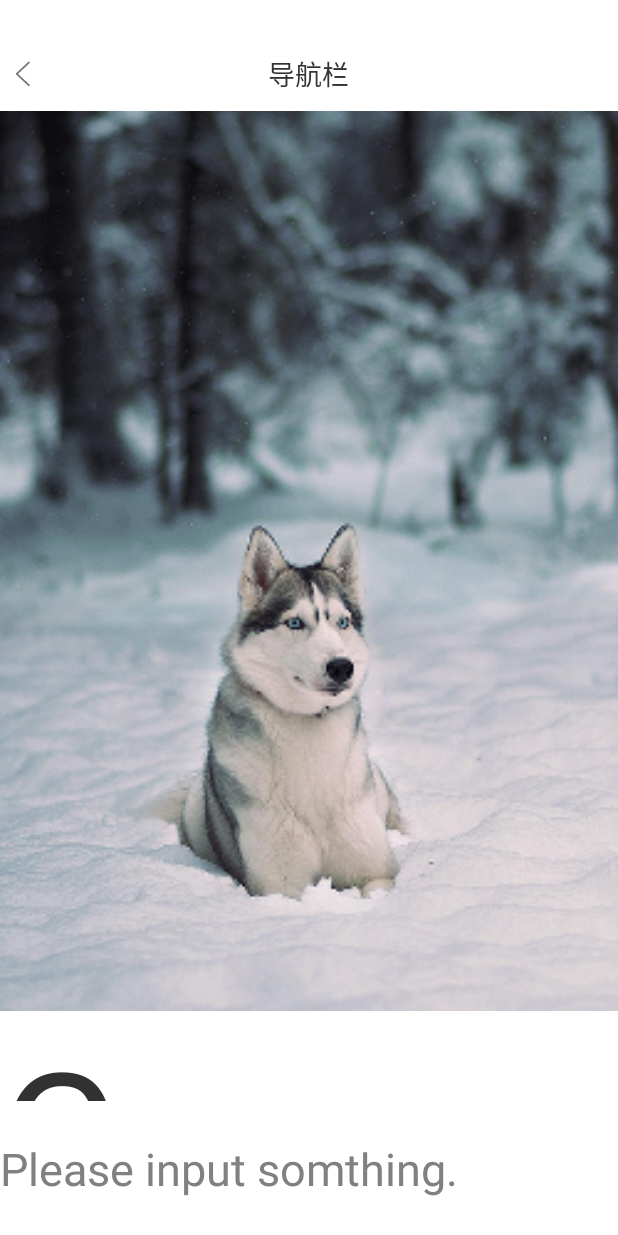
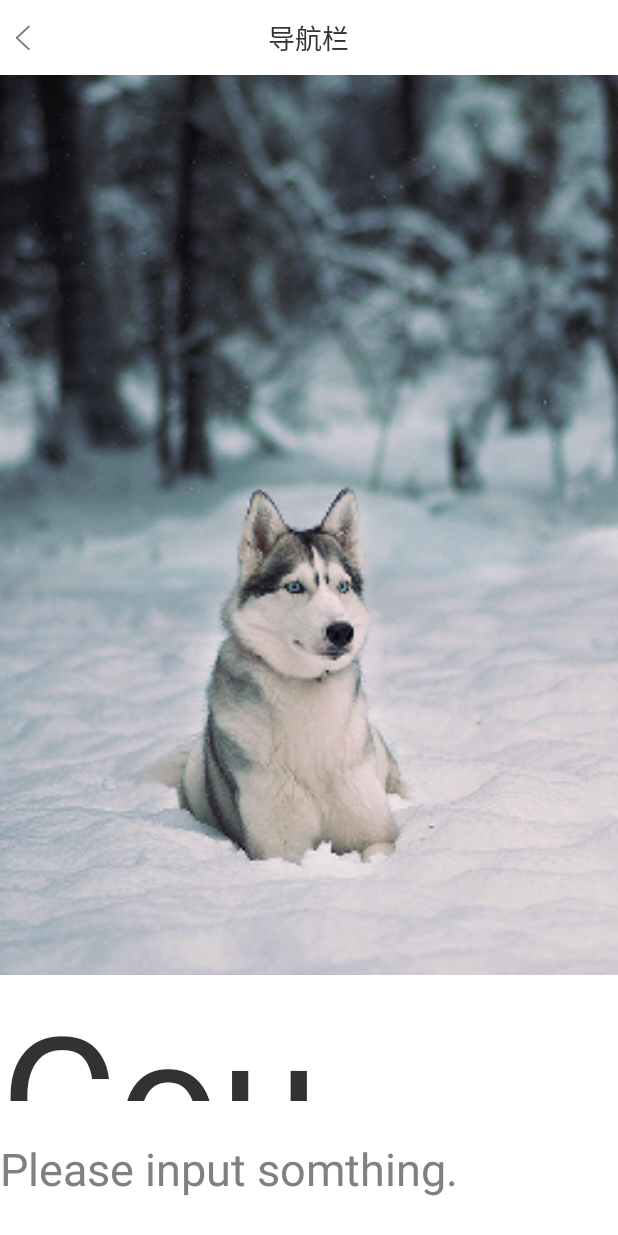
Before and after one commit to alfiewm/ballin-ninja, an Android app: the OmniThemeActivity screen opened directly, with no data from a screen before it, on a phone screen of 412 x 824 dp. Run offline under Robolectric (Android 15) with nearby library versions, the phone set to English and light mode, and no system bars.

Commit message:
in progress. use fitSystem window to fix edittext bug.

```diff
--- a/StatusBarTint-v2/app/src/main/java/meng/statusbartint/util/StatusBarUtil.java
+++ b/StatusBarTint-v2/app/src/main/java/meng/statusbartint/util/StatusBarUtil.java
@@ -1,7 +1,6 @@
 package meng.statusbartint.util;
 
-import static android.os.Build.VERSION_CODES.LOLLIPOP;
-
+import android.annotation.SuppressLint;
 import android.annotation.TargetApi;
 import android.app.Activity;
 import android.content.Context;
@@ -10,6 +9,7 @@
 import android.os.Build;
 import android.support.annotation.ColorInt;
 import android.support.annotation.IntDef;
+import android.support.annotation.NonNull;
 import android.view.View;
 import android.view.Window;
 import android.view.WindowManager;
@@ -20,6 +20,8 @@
 import java.lang.annotation.RetentionPolicy;
 import java.lang.reflect.Field;
 import java.lang.reflect.Method;
+
+import static android.os.Build.VERSION_CODES.LOLLIPOP;
 
 /**
  * Created by meng on 2017/2/17.
@@ -32,7 +34,7 @@
      * （这么做的原因一是为了在各个版本之间保持统一，二是为了实现动态状态栏颜色)
      */
     public static void initTransparentStatusBar(Activity activity, View statusBarPaddingView,
-            boolean drawBeneathStatusBar, @ColorInt int statusBarBackgroundColor) {
+                                                boolean drawBeneathStatusBar, @ColorInt int statusBarBackgroundColor) {
         if (activity == null || activity.getWindow() == null) {
             return;
         }
@@ -41,18 +43,18 @@
         statusBarPaddingView.setBackgroundColor(statusBarBackgroundColor);
         statusBarPaddingView.setVisibility(drawBeneathStatusBar ? View.GONE : View.VISIBLE);
 
-
         // 对于无法设置透明状态栏，隐藏paddingView，使用默认的黑色状态栏
         if (!setTransparentStatusBar(activity.getWindow(), MODE_LIGHT)) {
             statusBarPaddingView.setVisibility(View.GONE);
         }
+        statusBarPaddingView.setVisibility(View.GONE);
     }
 
     /**
      * 初始化动态状态栏，>=LOLLIPOP或者是小米魅族时，activity content会延伸至状态栏下方，需要启用statusBarPaddingView
      */
     public static void initDynamicStatusBarBg(Window window, View statusBarPaddingView,
-            int statusBarMode) {
+                                              int statusBarMode) {
         setStatusBarPaddingViewHeight(statusBarPaddingView);
         if (setTransparentStatusBar(window, statusBarMode)) {
             statusBarPaddingView.setVisibility(View.VISIBLE);
@@ -87,14 +89,17 @@
     public static final int MODE_LIGHT = 0;
     public static final int MODE_DARK = 1;
 
+    public static boolean setLightTransparentStatusBar(Window window) {
+        return setTransparentStatusBar(window, MODE_LIGHT);
+    }
+
     /**
      * 设置状态栏模式，状态栏图标和文字将变为深色/浅色，activity内容将延伸至状态栏下方
      *
      * @return true表示设置透明状态栏成功，false失败，状态栏icon颜色不保证能设置成功
      */
-    @TargetApi(Build.VERSION_CODES.LOLLIPOP)
-    public static boolean setTransparentStatusBar(Window window,
-            @StatusBarMode int statusBarMode) {
+    @SuppressLint("NewApi")
+    public static boolean setTransparentStatusBar(Window window, @StatusBarMode int statusBarMode) {
         if (window == null) {
             return false;
         }
@@ -105,27 +110,30 @@
 
         switch (osType) {
             case ABOVE_MARSHMALLOW:
-                window.addFlags(WindowManager.LayoutParams.FLAG_DRAWS_SYSTEM_BAR_BACKGROUNDS);
-                window.setStatusBarColor(Color.TRANSPARENT);
+                setStatusBarColor(window, Color.WHITE);
                 setAboveMashMallowStatusBarMode(window, statusBarMode == MODE_LIGHT);
                 return true;
             case MIUI:
-                window.setFlags(WindowManager.LayoutParams.FLAG_TRANSLUCENT_STATUS,
-                        WindowManager.LayoutParams.FLAG_TRANSLUCENT_STATUS);
+                setStatusBarColor(window, Color.WHITE);
                 return setMiuiStatusBarMode(window, statusBarMode == MODE_LIGHT);
             case FLYME:
-                window.setFlags(WindowManager.LayoutParams.FLAG_TRANSLUCENT_STATUS,
-                        WindowManager.LayoutParams.FLAG_TRANSLUCENT_STATUS);
+                setStatusBarColor(window, Color.WHITE);
                 return setFlymeStatusBarMode(window, statusBarMode == MODE_LIGHT);
             case LOLLIPOP_BELOW_M:
-                window.setFlags(WindowManager.LayoutParams.FLAG_TRANSLUCENT_STATUS,
-                        WindowManager.LayoutParams.FLAG_TRANSLUCENT_STATUS);
+                setStatusBarColor(window, Color.GRAY);
                 return true;
             case UNSUPPORTED:
                 return false;
             case UNKNOWN:
             default:
                 return false;
+        }
+    }
+
+    private static void setStatusBarColor(@NonNull Window window, int bgColor) {
+        if (Build.VERSION.SDK_INT >= LOLLIPOP) {
+            window.addFlags(WindowManager.LayoutParams.FLAG_DRAWS_SYSTEM_BAR_BACKGROUNDS);
+            window.setStatusBarColor(bgColor);
         }
     }
 
@@ -151,14 +159,9 @@
     private static void setAboveMashMallowStatusBarMode(Window window, boolean dark) {
         View decor = window.getDecorView();
         if (dark) {
-            decor.setSystemUiVisibility(
-                    // 这两个flag在6.0及以上系统上可以起到让activity内容延伸至状态栏下方的效果
-                    View.SYSTEM_UI_FLAG_LAYOUT_FULLSCREEN | View.SYSTEM_UI_FLAG_LAYOUT_STABLE
-                            // 这个Flag控制状态栏图标和文字的颜色，设置后为灰色
-                            | View.SYSTEM_UI_FLAG_LIGHT_STATUS_BAR);
+            decor.setSystemUiVisibility(View.SYSTEM_UI_FLAG_LIGHT_STATUS_BAR);
         } else {
-            decor.setSystemUiVisibility(View.SYSTEM_UI_FLAG_LAYOUT_FULLSCREEN
-                    | View.SYSTEM_UI_FLAG_LAYOUT_STABLE);
+            decor.setSystemUiVisibility(0);
         }
     }
 
--- a/StatusBarTint-v2/app/src/main/res/layout/activity_base.xml
+++ b/StatusBarTint-v2/app/src/main/res/layout/activity_base.xml
@@ -1,5 +1,5 @@
 <?xml version="1.0" encoding="utf-8"?>
-<meng.statusbartint.view.CustomInsetsLinearLayout xmlns:android="http://schemas.android.com/apk/res/android"
+<LinearLayout xmlns:android="http://schemas.android.com/apk/res/android"
     android:layout_width="match_parent"
     android:layout_height="match_parent"
     android:fitsSystemWindows="true"
@@ -14,4 +14,4 @@
         android:id="@+id/content"
         android:layout_width="match_parent"
         android:layout_height="match_parent" />
-</meng.statusbartint.view.CustomInsetsLinearLayout>
+</LinearLayout>
```
Also changed, not shown: 1 other file.
